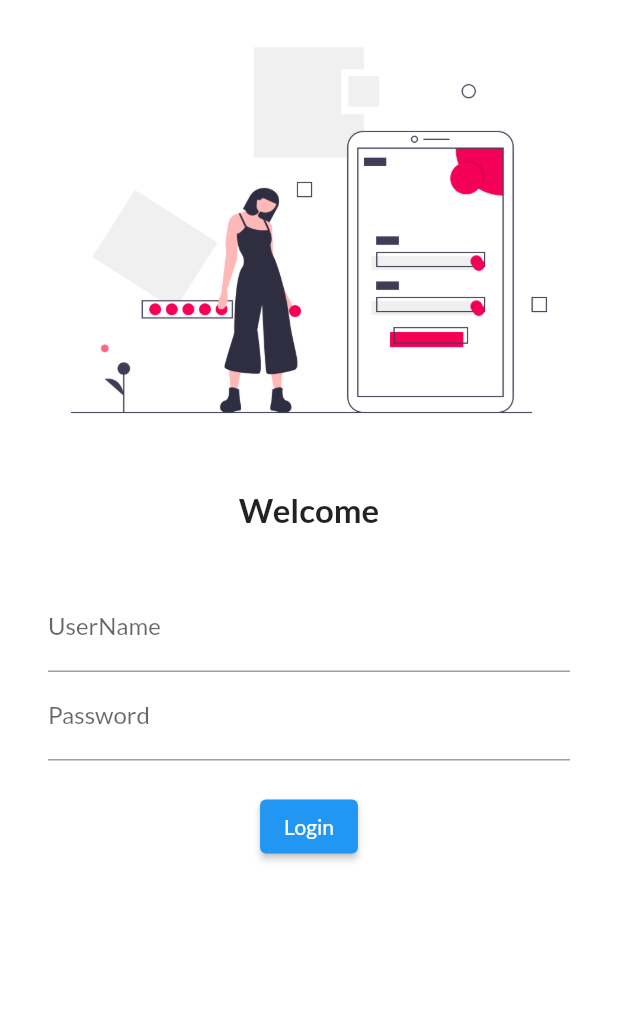
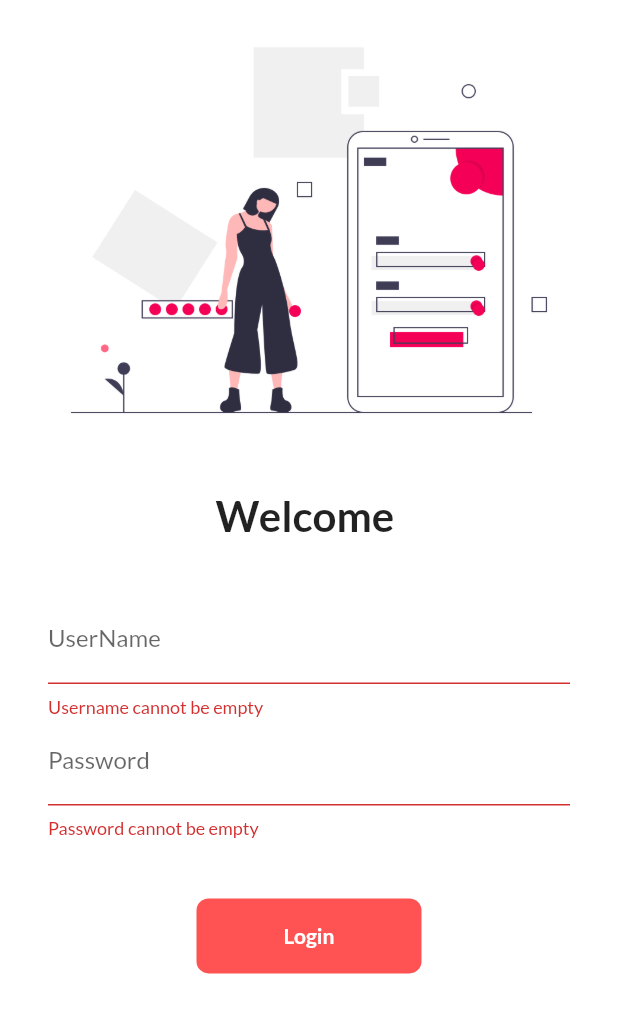
Before and after one commit to Prithviraj-debug/theBoringApp, a Flutter app: the LoginPage screen opened by its route, after a tap on "Login", on a phone screen of 412 x 824 dp. Shown: the top 1013 px of the screen. Run offline on Flutter 3.47's test engine with Material 2 defaults, Android fonts, the phone set to English and light mode, and no system bars; our stand-ins replace google_fonts; network calls fail.

Commit message:
day 8 completed

```diff
--- a/lib/Pages/home_page.dart
+++ b/lib/Pages/home_page.dart
@@ -1,4 +1,5 @@
 import 'package:flutter/material.dart';
+import 'package:flutter_catalog/widgets/drawer.dart';
 
 class HomePage extends StatelessWidget {
   @override
@@ -12,7 +13,7 @@ class HomePage extends StatelessWidget {
           child: Text("Welcome to MyApp"),
         ),
       ),
-      drawer: Drawer(),
+      drawer: MyDrawer(),
     );
   }
 }
--- a/lib/Pages/loginPage.dart
+++ b/lib/Pages/loginPage.dart
@@ -1,10 +1,38 @@
 import 'package:flutter/material.dart';
+import 'package:flutter_catalog/utils/routes.dart';
 
-class LoginPage extends StatelessWidget {
+class LoginPage extends StatefulWidget {
+  @override
+  _LoginPageState createState() => _LoginPageState();
+}
+
+class _LoginPageState extends State<LoginPage> {
+  String name = "";
+  bool changeButton = false;
+
+  final _formKey = GlobalKey<FormState>();
+
+  moveToHome(BuildContext context) async {
+    if (_formKey.currentState.validate()) {
+      setState(() {
+        changeButton = true;
+      });
+
+      await Future.delayed(Duration(milliseconds: 500));
+      await Navigator.pushNamed(context, MyRoutes.homeRoute);
+      setState(() {
+        changeButton = false;
+      });
+    }
+  }
+
   @override
   Widget build(BuildContext context) {
     return Material(
       color: Colors.white,
+      child: SingleChildScrollView(
+        child: Form(
+          key: _formKey,
           child: Column(
             children: [
               Image.asset(
@@ -15,9 +43,9 @@ class LoginPage extends StatelessWidget {
                 height: 20.0,
               ),
               Text(
-            "Welcome",
+                "Welcome $name",
                 style: TextStyle(
-              fontSize: 22,
+                  fontSize: 28,
                   fontWeight: FontWeight.bold,
                 ),
               ),
@@ -25,8 +53,8 @@ class LoginPage extends StatelessWidget {
                 height: 20.0,
               ),
               Padding(
-            padding:
-                const EdgeInsets.symmetric(vertical: 16.0, horizontal: 32.0),
+                padding: const EdgeInsets.symmetric(
+                    vertical: 16.0, horizontal: 32.0),
                 child: Column(
                   children: [
                     TextFormField(
@@ -34,6 +62,16 @@ class LoginPage extends StatelessWidget {
                         hintText: "Enter UserName",
                         labelText: "UserName",
                       ),
+                      validator: (value) {
+                        if (value.isEmpty) {
+                          return "Username cannot be empty";
+                        }
+                        return null;
+                      },
+                      onChanged: (value) {
+                        name = value;
+                        setState(() {});
+                      },
                     ),
                     TextFormField(
                       obscureText: true,
@@ -41,20 +79,49 @@ class LoginPage extends StatelessWidget {
                         hintText: "Enter Password",
                         labelText: "Password",
                       ),
+                      validator: (value) {
+                        if (value.isEmpty) {
+                          return "Password cannot be empty";
+                        } else if (value.length < 6) {
+                          return "Password length should be greater than 6";
+                        }
+                        return null;
+                      },
                     ),
                     SizedBox(
-                  height: 20.0,
+                      height: 40.0,
                     ),
-                ElevatedButton(
-                  child: Text("Login"),
-                  onPressed: () {
-                    print("Logged In");
-                  },
+                    Material(
+                      color: Colors.redAccent,
+                      borderRadius:
+                          BorderRadius.circular(changeButton ? 50 : 8),
+                      child: InkWell(
+                        onTap: () => moveToHome(context),
+                        child: AnimatedContainer(
+                          duration: Duration(milliseconds: 400),
+                          width: changeButton ? 50 : 150,
+                          height: 50,
+                          alignment: Alignment.center,
+                          child: changeButton
+                              ? Icon(
+                                  Icons.done,
+                                  color: Colors.white,
                                 )
+                              : Text(
+                                  "Login",
+                                  style: TextStyle(
+                                      color: Colors.white,
+                                      fontWeight: FontWeight.bold),
+                                ),
+                        ),
+                      ),
+                    ),
                   ],
                 ),
-          )
+              ),
             ],
+          ),
+        ),
       ),
     );
   }
--- /dev/null
+++ b/lib/utils/routes.dart
@@ -0,0 +1,4 @@
+class MyRoutes {
+  static String loginRoute = "/login";
+  static String homeRoute = "/home";
+}
```
Also changed, not shown: lib/main.dart (+6 -6 lines), lib/widgets/drawer.dart (added, +46 -0 lines), pubspec.yaml (+8 -0 lines), assets/icon/icon.jpg (added), 1 other file. Lines whose indentation alone changed are shown as unchanged.
